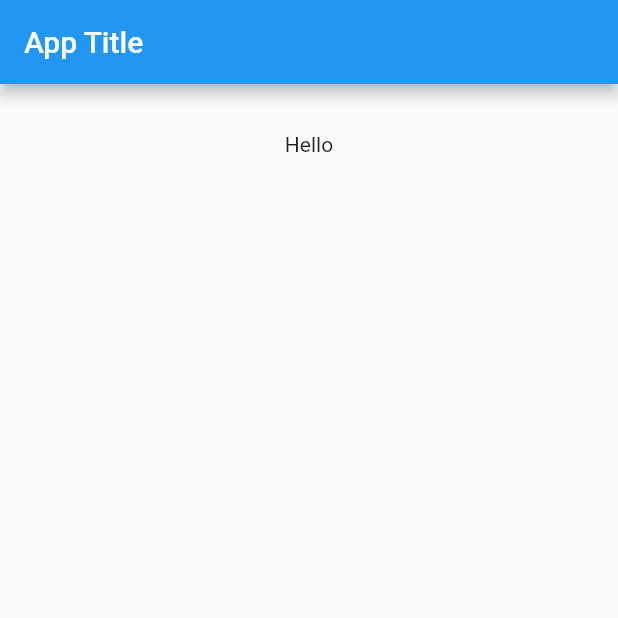
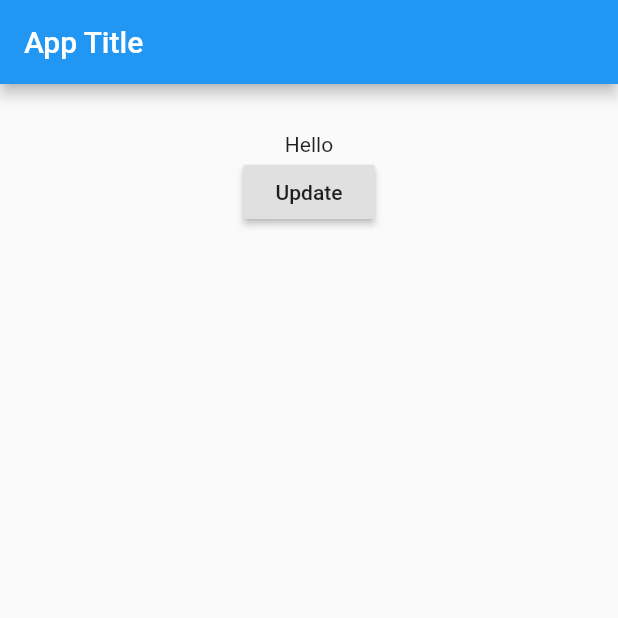
Before and after one commit to FrancaTM/flutter-begginer-course-udemy, a Flutter app: the screen it shows after launch, on a phone screen of 412 x 824 dp, the top half of it. Run offline on Flutter 3.47's test engine with Material 2 defaults, Android fonts, the phone set to English and light mode, and no system bars.

Commit message:
Raised button lecture

```diff
--- a/lib/main.dart
+++ b/lib/main.dart
@@ -12,6 +12,14 @@ class MyApp extends StatefulWidget {
 }
 
 class _MyAppState extends State<MyApp> {
+  String _value = "Hello";
+
+  void _onPressed() {
+    setState(() {
+      _value = "Value updated!";
+    });
+  }
+
   @override
   Widget build(BuildContext context) {
     return Scaffold(
@@ -23,7 +31,11 @@ class _MyAppState extends State<MyApp> {
         child: new Center(
           child: new Column(
             children: <Widget>[
-              new Text("Hello"),
+              new Text(_value),
+              new RaisedButton(
+                onPressed: _onPressed,
+                child: new Text("Update"),
+              ),
             ],
           ),
         ),
```
